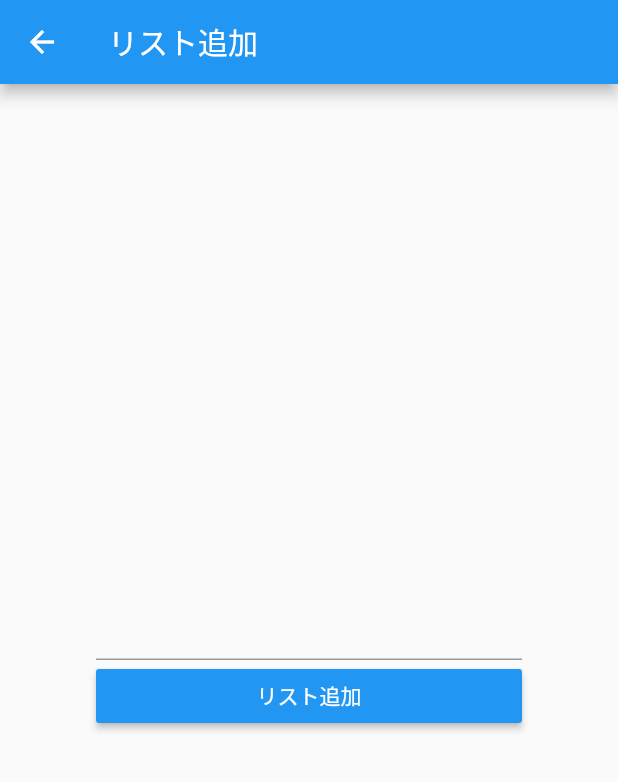
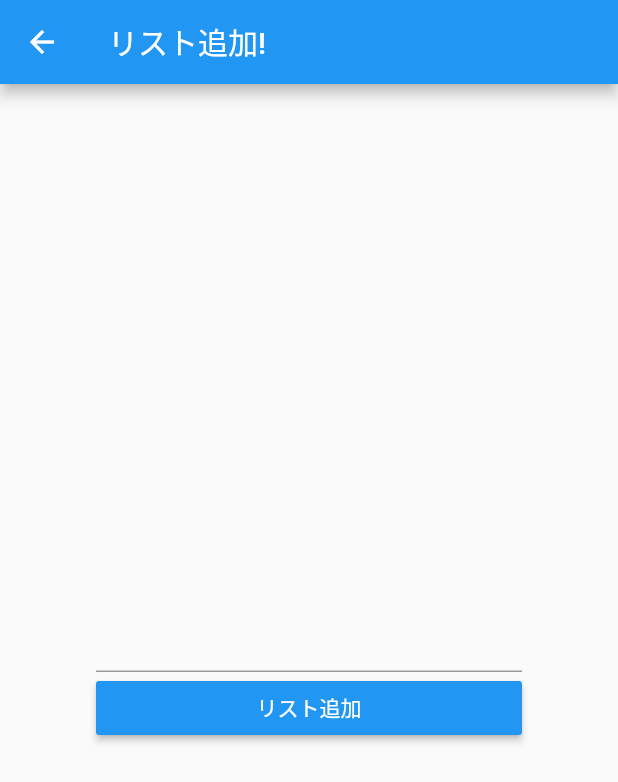
Before and after one commit to snjssk/flutter-todo-app, a Flutter app: the TodoAddPage screen opened directly, on a phone screen of 412 x 824 dp. Shown: the top 782 px of the screen. Run offline on Flutter 3.47's test engine with Material 2 defaults, Android fonts, the phone set to English and light mode, and no system bars.

Commit message:
package追加

```diff
--- /dev/null
+++ b/lib/Database.dart
@@ -0,0 +1,6 @@
+// https://medium.com/flutter-community/using-sqlite-in-flutter-187c1a82e8b
+
+class DBProvider {
+  DBProvider._();
+  static final DBProvider db = DBProvider._();
+}
--- a/lib/main.dart
+++ b/lib/main.dart
@@ -81,20 +81,40 @@ class TodoListPage extends StatelessWidget {
 }
 
 // 詳細
-class TodoAddPage extends StatelessWidget {
+class TodoAddPage extends StatefulWidget {
+  @override
+  _TodoAddPageState createState() => _TodoAddPageState();
+}
+
+class _TodoAddPageState extends State<TodoAddPage> {
+
+  // 入力されたテキストをデータとして持つ
+  String _text = '';
+
   @override
   Widget build(BuildContext context) {
     return Scaffold(
       appBar: AppBar(
-        title: Text('リスト追加'),
+        title: Text('リスト追加!'),
       ),
       body: Container(
         padding: EdgeInsets.all(64),
         child: Column(
           mainAxisAlignment: MainAxisAlignment.center,
           children: <Widget>[
-          // テキスト入力
-            TextField(),
+            // 入力されたテキストを表示
+            Text(_text, style: TextStyle(color: Colors.blue)),
+            // テキスト入力
+            TextField(
+              // 入力されたテキストの値を受け取る（valueが入力されたテキスト）
+              onChanged: (String value) {
+                // データが変更したことを知らせる（画面を更新する）
+                setState(() {
+                  // データを変更
+                  _text = value;
+                });
+              },
+            ),
             Container(
               // 横幅いっぱいに広げる
               width: double.infinity,
--- a/pubspec.yaml
+++ b/pubspec.yaml
@@ -19,6 +19,10 @@ environment:
 dependencies:
   flutter:
     sdk: flutter
+
+  # 追加
+  sqflite: ^1.3.1
+  path_provider: any
 
   # The following adds the Cupertino Icons font to your application.
   # Use with the CupertinoIcons class for iOS style icons.
```
Also changed, not shown: pubspec.lock, 4 other files.
